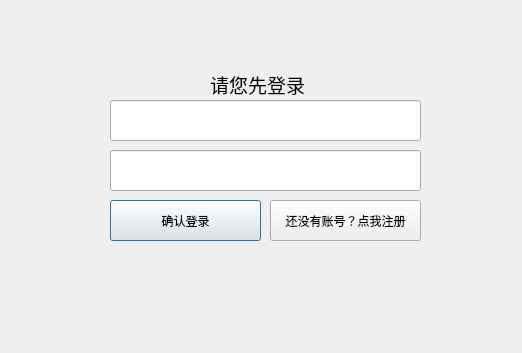
Before: the Qt Designer form campus_local/login.ui in superman0l/campus, drawn with Qt 5.
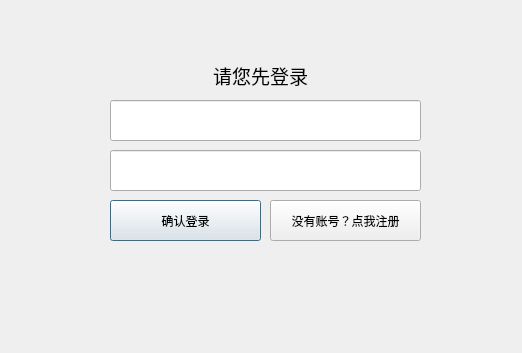
After: the same form once the commit is applied.

The edit to the form file:
```diff
--- a/campus_local/login.ui
+++ b/campus_local/login.ui
@@ -16,10 +16,10 @@
   <widget class="QLabel" name="label">
    <property name="geometry">
     <rect>
-     <x>210</x>
-     <y>70</y>
-     <width>95</width>
-     <height>25</height>
+     <x>200</x>
+     <y>60</y>
+     <width>121</width>
+     <height>31</height>
     </rect>
    </property>
    <property name="text">
@@ -75,7 +75,7 @@
     </rect>
    </property>
    <property name="text">
-    <string>还没有账号？点我注册</string>
+    <string>没有账号？点我注册</string>
    </property>
   </widget>
  </widget>
```
Left out of the diff: 6 changed lines with no effect on the pictures.
